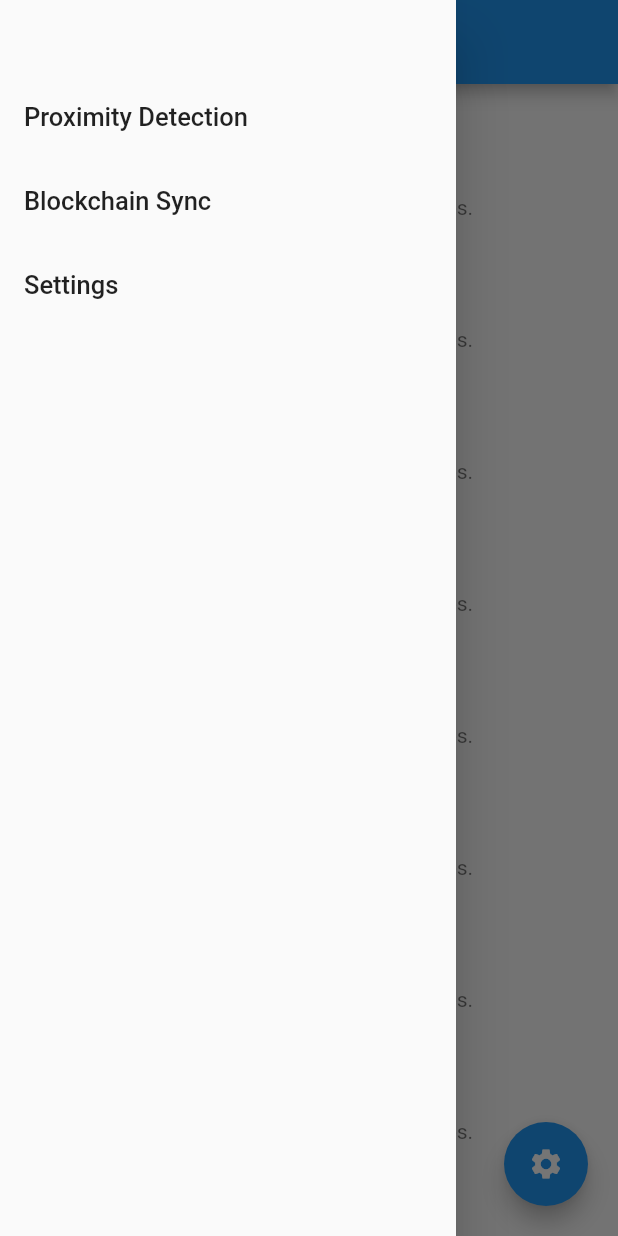
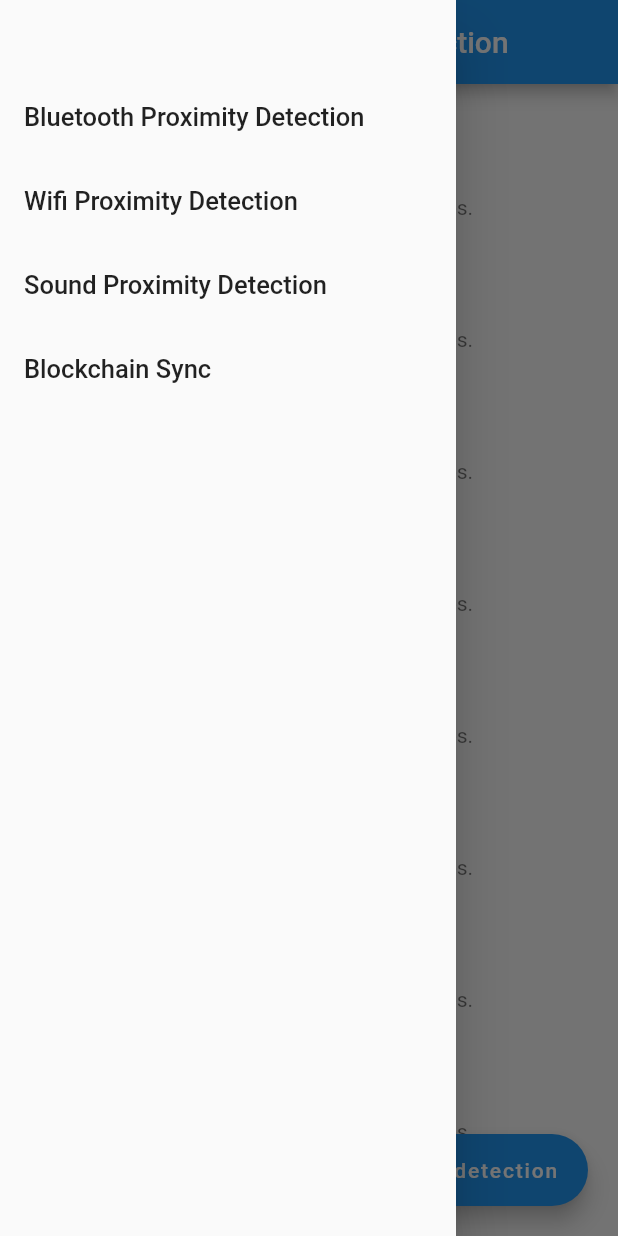
Before and after one commit to DanWlker/contact_tracing, a Flutter app: the screen it shows after launch, with the side drawer open, on a phone screen of 412 x 824 dp. Run offline on Flutter 3.47's test engine with Material 2 defaults, Android fonts, the phone set to English and light mode, and no system bars.

Commit message:
Prepared classes for different ways of detection
- Prepared classes for different ways of detection: Bluetooth, Wifi and Sound
- Reformatted user interface to do display which page we are on depending on the way of detection

```diff
--- a/lib/NavDrawer.dart
+++ b/lib/NavDrawer.dart
@@ -1,12 +1,11 @@
-import 'dart:ui';
-
 import 'package:flutter/material.dart';
 
 class NavDrawer extends StatelessWidget{
 
   Function onItemTap;
+  List<String> navigationTitles;
 
-  NavDrawer(this.onItemTap);
+  NavDrawer(this.onItemTap, this.navigationTitles);
 
   @override
   Widget build(BuildContext context) {
@@ -14,30 +13,29 @@ class NavDrawer extends StatelessWidget{
     return Drawer(
         child: ListView(
           padding: EdgeInsets.fromLTRB(0, 50, 0, 0),
-          children: [
-            ListTile(
-              title: navTextComponent("Proximity Detection"),
-              onTap: () {
-                onItemTap(0);
-                Navigator.pop(context);
-              },
-            ),
-            ListTile(
-              title: navTextComponent("Blockchain Sync"),
-              onTap: () {
-                onItemTap(1);
-                Navigator.pop(context);
-              },
-            ),
-            ListTile(
-              title: navTextComponent("Settings"),
-              onTap: () {
-                onItemTap(2);
-                Navigator.pop(context);
-              },
-            )
-          ],
+          children: navigationComponentList(context),
         )
+    );
+  }
+
+  List<Widget> navigationComponentList(BuildContext context) {
+    List<Widget> temp = [];
+    navigationTitles.asMap().forEach((index, element) {
+      temp.add(
+        navigationComponent(context, element, index)
+      );
+    });
+
+    return temp;
+  }
+
+  ListTile navigationComponent(BuildContext context, String title, int index) {
+    return ListTile(
+      title: navTextComponent(title),
+      onTap: () {
+        onItemTap(index);
+        Navigator.pop(context);
+      },
     );
   }
 
--- /dev/null
+++ b/lib/ProximityTasks/BluetoothProximityDetection.dart
@@ -0,0 +1,13 @@
+
+import 'package:contact_tracing/ProximityTasks/ProximityDetection.dart';
+
+class BluetoothProximityDetection implements ProximityDetection{
+  static BluetoothProximityDetection instance = new BluetoothProximityDetection();
+
+  @override
+  void printStuff() {
+    // TODO: implement printStuff
+    print("This is the Bluetooth page");
+  }
+
+}
--- /dev/null
+++ b/lib/ProximityTasks/ProximityDetection.dart
@@ -0,0 +1,3 @@
+abstract class ProximityDetection {
+  void printStuff() => print("Default Behavior");
+}
--- /dev/null
+++ b/lib/ProximityTasks/SoundProximityDetection.dart
@@ -0,0 +1,12 @@
+import 'package:contact_tracing/ProximityTasks/ProximityDetection.dart';
+
+class SoundProximityDetection implements ProximityDetection{
+  static SoundProximityDetection instance = new SoundProximityDetection();
+
+  @override
+  void printStuff() {
+    // TODO: implement printStuff
+    print("This is the Sound page");
+  }
+
+}
--- /dev/null
+++ b/lib/ProximityTasks/WifiProximityDetection.dart
@@ -0,0 +1,12 @@
+import 'ProximityDetection.dart';
+
+class WifiProximityDetection implements ProximityDetection {
+  static WifiProximityDetection instance = new WifiProximityDetection();
+
+  @override
+  void printStuff() {
+    // TODO: implement printStuff
+    print("This is the Wifi Page");
+  }
+
+}
--- a/lib/main.dart
+++ b/lib/main.dart
@@ -1,4 +1,7 @@
 import 'package:contact_tracing/NavDrawer.dart';
+import 'package:contact_tracing/ProximityTasks/BluetoothProximityDetection.dart';
+import 'package:contact_tracing/ProximityTasks/SoundProximityDetection.dart';
+import 'package:contact_tracing/ProximityTasks/WifiProximityDetection.dart';
 import 'package:flutter/material.dart';
 import 'package:contact_tracing/staticPages/ProximityDetectionPage.dart';
 import 'package:contact_tracing/staticPages/BlockchainSyncPage.dart';
@@ -33,14 +36,16 @@ class Pages extends StatefulWidget {
 class _PagesState extends State<Pages> {
   int currentIndex = 0;
   List<Widget> currentChildren = [
-    ProximityDetectionPage(),
+    ProximityDetectionPage(onButtonPressed: BluetoothProximityDetection.instance.printStuff),
+    ProximityDetectionPage(onButtonPressed: WifiProximityDetection.instance.printStuff),
+    ProximityDetectionPage(onButtonPressed: SoundProximityDetection.instance.printStuff),
     BlockchainSyncPage(),
-    SettingsPage(),
   ];
   List<String> titleStrings = [
-    "Proximity Detection",
+    "Bluetooth Proximity Detection",
+    "Wifi Proximity Detection",
+    "Sound Proximity Detection",
     "Blockchain Sync",
-    "Settings",
   ];
 
   @override
@@ -49,7 +54,7 @@ class _PagesState extends State<Pages> {
       appBar: AppBar(
         title: Text(titleStrings[currentIndex]),
       ),
-      drawer: NavDrawer(onTabTapped),
+      drawer: NavDrawer(onTabTapped, titleStrings),
       body: currentChildren[currentIndex],
 
     );
--- a/lib/staticPages/ProximityDetectionPage.dart
+++ b/lib/staticPages/ProximityDetectionPage.dart
@@ -1,7 +1,9 @@
 import 'package:flutter/material.dart';
 
 class ProximityDetectionPage extends StatefulWidget {
-  const ProximityDetectionPage({Key? key}) : super(key: key);
+  final Function onButtonPressed;
+
+  const ProximityDetectionPage({Key? key, required this.onButtonPressed}) : super(key: key);
 
   @override
   _ProximityDetectionPageState createState() => _ProximityDetectionPageState();
@@ -36,12 +38,17 @@ class _ProximityDetectionPageState extends State<ProximityDetectionPage> {
         Positioned(
           bottom: 20,
             right: 20,
-            child: FloatingActionButton(
+            child: FloatingActionButton.extended(
               onPressed: (){
                 //@Todo implement show filter options on button press
+                widget.onButtonPressed();
                 },
               tooltip: 'Filter',
-              child: Icon(Icons.settings),
+              icon: Icon(
+                      Icons.arrow_right_sharp,
+                      size: 40,
+                    ),
+              label: Text("Start proximity detection"),
             )
         )
       ],
```
